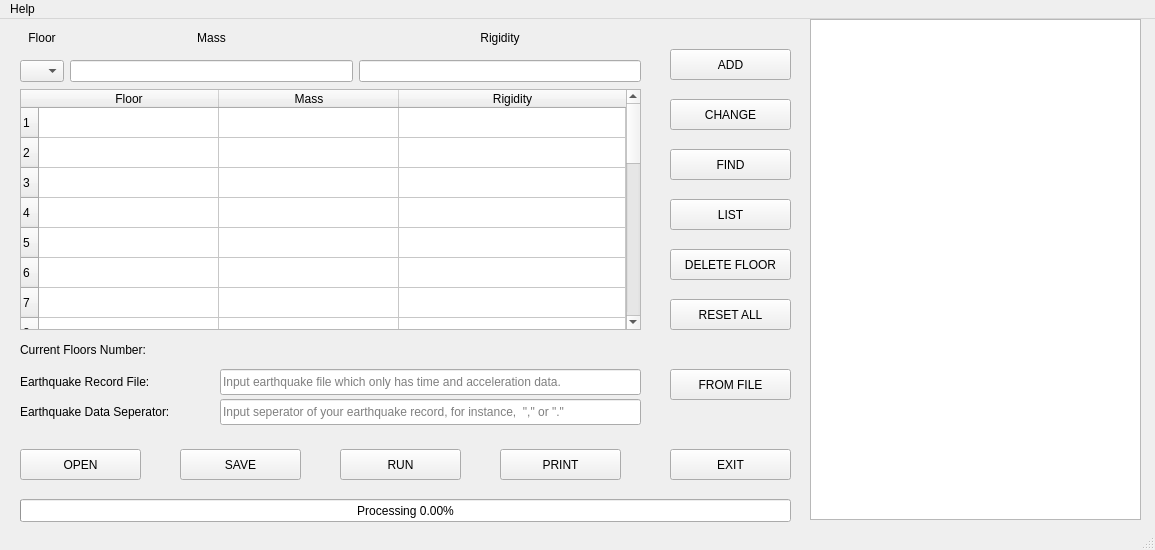
This is sDynaUi.ui in alitatici/VisualizationOfCodes as Qt 5 draws it before an edit. The edited form follows.
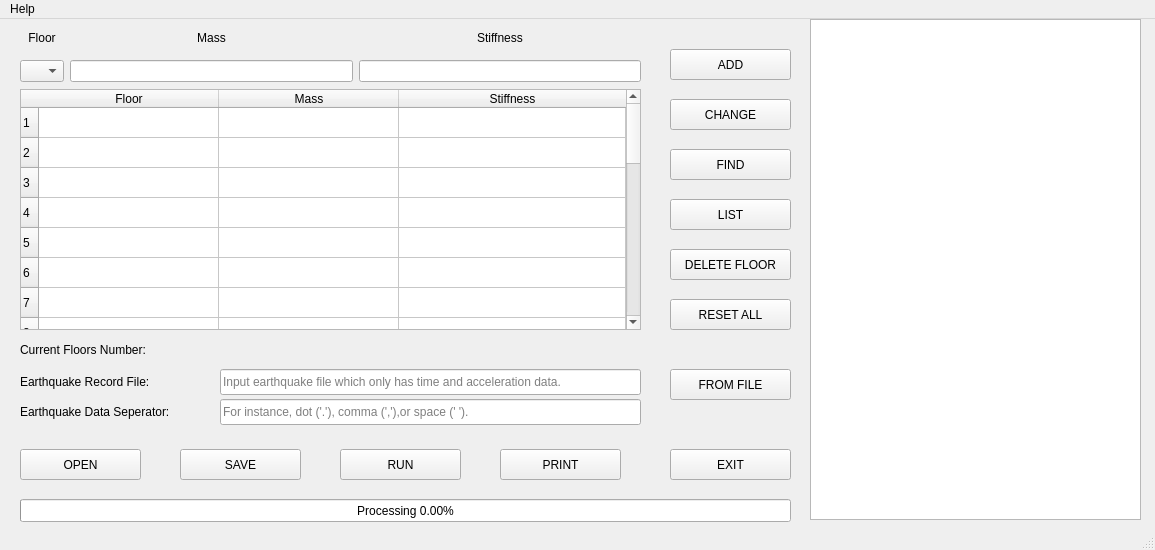
This is the edited form. Icons and pictures are not drawn.

The edit to the form file:
```diff
--- a/sDynaUi.ui
+++ b/sDynaUi.ui
@@ -1372,7 +1372,7 @@
     </column>
     <column>
      <property name="text">
-      <string>Rigidity</string>
+      <string>Stiffness</string>
      </property>
     </column>
    </widget>
@@ -1608,7 +1608,7 @@
        <item>
         <widget class="QLabel" name="label_2">
          <property name="text">
-          <string>Rigidity</string>
+          <string>Stiffness</string>
          </property>
          <property name="alignment">
           <set>Qt::AlignCenter</set>
@@ -1864,7 +1864,7 @@
      <number>1</number>
     </property>
     <property name="placeholderText">
-     <string>Input seperator of your earthquake record, for instance,  &quot;,&quot; or &quot;.&quot;</string>
+     <string>For instance, dot ('.'), comma (','),or space (' ').</string>
     </property>
     <property name="clearButtonEnabled">
      <bool>true</bool>
```
Left out of the diff: 28 changed lines with no effect on the pictures.
